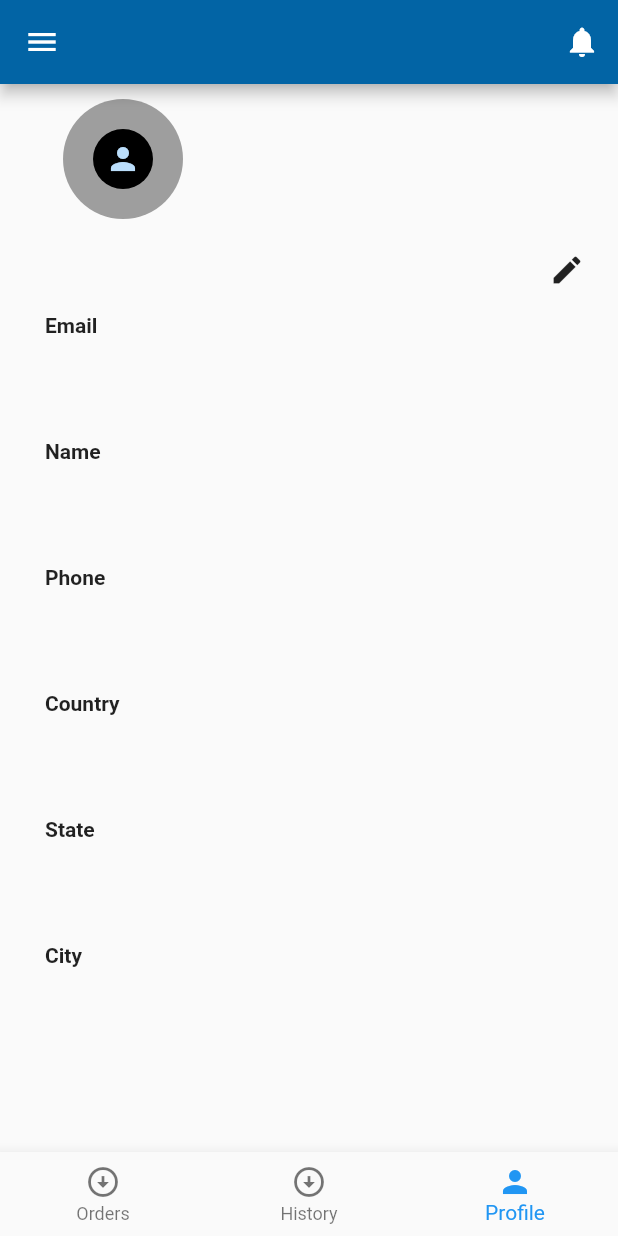
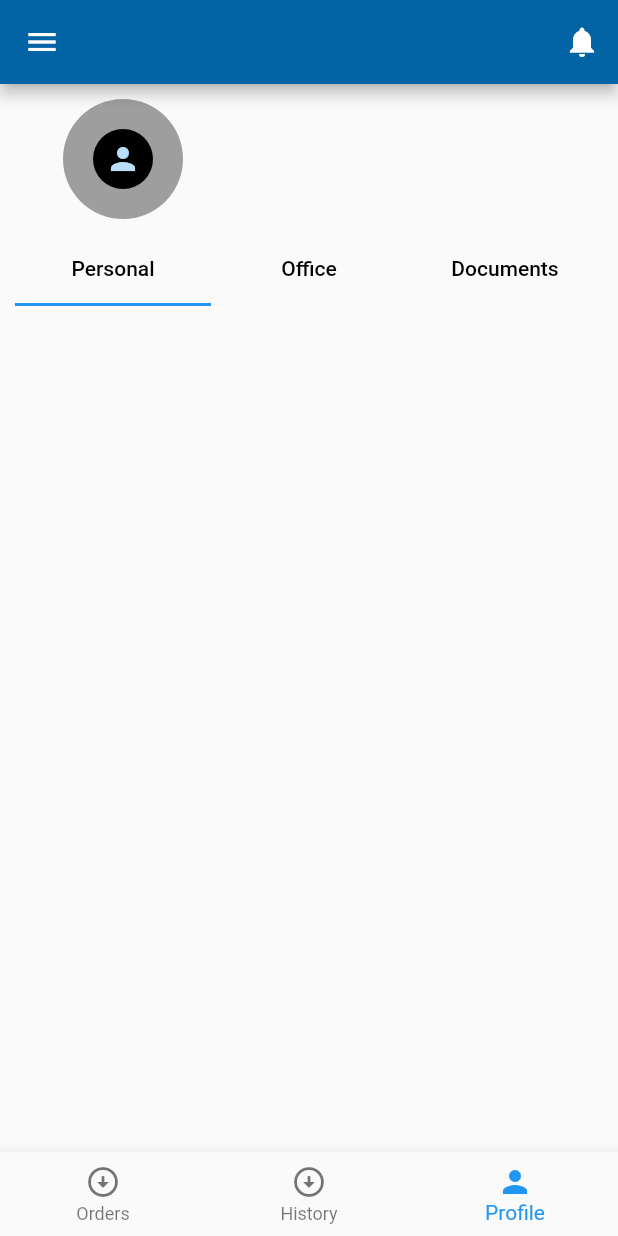
Before and after one commit to srvtechnology/Go-Party-VendorApp, a Flutter app: the Homepage screen opened by its route, item 3 of the bottom bar chosen, on a phone screen of 412 x 824 dp. Run offline on Flutter 3.47's test engine with Material 2 defaults, Android fonts, the phone set to English and light mode, and no system bars; our stand-ins replace device_preview, dio, logger, otp_text_field, responsive_sizer, shared_preferences; missing offline and left inert: splash_view; accounts and stored records are empty; network calls fail.

Commit message:
added tabbar for profile

```diff
--- a/lib/core/provider/AuthProvider.dart
+++ b/lib/core/provider/AuthProvider.dart
@@ -1,4 +1,5 @@
 import 'package:flutter/material.dart';
+import 'package:logger/logger.dart';
 import 'package:shared_preferences/shared_preferences.dart';
 import 'package:utsavlife/core/models/user.dart';
 import 'package:utsavlife/core/repo/auth.dart' as authRepo;
--- a/lib/core/repo/user.dart
+++ b/lib/core/repo/user.dart
@@ -2,10 +2,13 @@ import 'dart:io';
 
 import 'package:dio/dio.dart';
 import 'package:dio/io.dart';
+import 'package:logger/logger.dart';
 import 'package:utsavlife/core/models/user.dart';
 
 import '../../config.dart';
 import '../provider/AuthProvider.dart';
+
+final logger = Logger();
 
 Future<UserModel> get_UserData(String token)async{
   Response response;
@@ -24,7 +27,7 @@ Future<UserModel> get_UserData(String token)async{
             }
         )
     );
-    return UserModel.fromJson(response.data["result"]);
+    return UserModel.fromJson(response.data["data"]);
   }
   catch(e){
     print(e);
--- a/lib/routes/homepage.dart
+++ b/lib/routes/homepage.dart
@@ -1,5 +1,6 @@
 import 'package:flutter/cupertino.dart';
 import 'package:flutter/material.dart';
+import 'package:logger/logger.dart';
 import 'package:provider/provider.dart';
 import 'package:responsive_sizer/responsive_sizer.dart';
 import 'package:utsavlife/core/components/drawer.dart';
@@ -78,8 +79,10 @@ class _ProfileState extends State<Profile> {
   bool editMode = false ;
   @override
   Widget build(BuildContext context) {
+    final logger = Logger();
     return Consumer<AuthProvider>(
-      builder:(context,auth,child)=>Container(
+      builder:(context,auth,child){
+        return Container(
           height: double.infinity,
           width: double.infinity,
           padding:const EdgeInsets.symmetric(horizontal: 10),
@@ -91,6 +94,37 @@ class _ProfileState extends State<Profile> {
                       crossAxisAlignment: CrossAxisAlignment.end,
                       children: [
                       _ProfileHeader(context,auth.user!.name,auth.user!.email),
+                      DefaultTabController(
+                        length: 3,
+                        child: Column(
+                          mainAxisSize: MainAxisSize.max,
+                          children: [
+                            TabBar(tabs: [
+                              Tab(child: Text("Personal",style: TextStyle(color: Colors.black),),),
+                              Tab(child: Text("Office",style: TextStyle(color: Colors.black),),),
+                              Tab(child: Text("Documents",style: TextStyle(color: Colors.black),),),
+                            ]),
+                            // TabBarView(children: [
+                            //   _PersonalInfo(auth),
+                            //   Text("Tba"),
+                            //   Text("Tba"),
+                            // ]),
+                          ],
+                        )
+                      ),
+
+                  ]),
+                ),
+              ),
+
+            ],
+          ),
+      );}
+    );
+  }
+  Widget _PersonalInfo(AuthProvider auth){
+    return Column(
+      children: [
         IconButton(onPressed: (){
           setState(() {
             editMode = !editMode;
@@ -113,16 +147,9 @@ class _ProfileState extends State<Profile> {
               child: Text("Save"),
             ),
           ),
-                  ]),
-                ),
-              ),
-
       ],
-          ),
-      ),
     );
   }
-
   Widget _CustomText(BuildContext context,{required String title,required String content}){
     return Container(
       margin:const EdgeInsets.symmetric(horizontal: 20),
@@ -169,6 +196,8 @@ class _ProfileState extends State<Profile> {
     );
   }
 }
+
+
 
 class History extends StatefulWidget {
   const History({super.key});
--- a/pubspec.yaml
+++ b/pubspec.yaml
@@ -42,6 +42,7 @@ dependencies:
   shared_preferences: ^2.0.18
   dio: ^5.0.1
   otp_text_field: ^1.1.3
+  logger: ^1.3.0
 
 
 dev_dependencies:
```
Also changed, not shown: pubspec.lock. Lines whose indentation alone changed are shown as unchanged.
